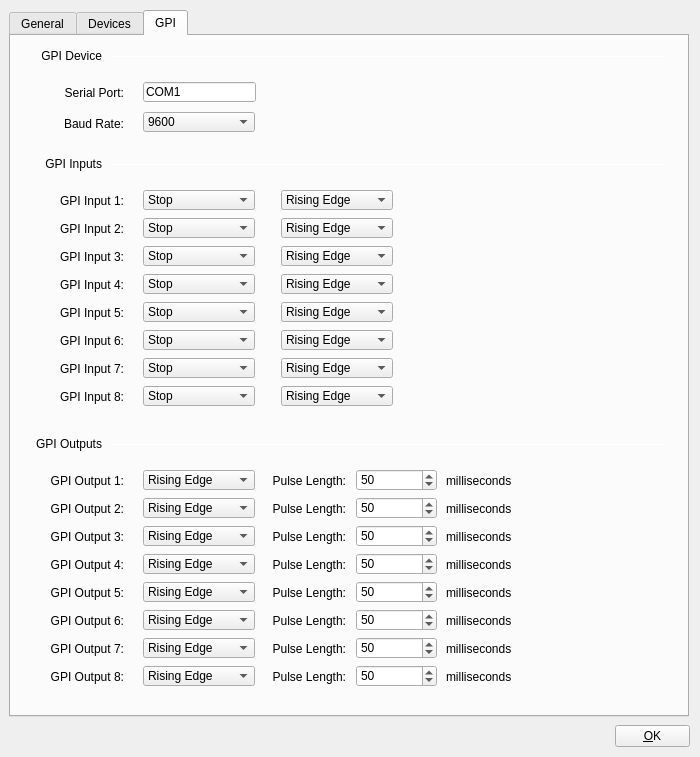
The window that trunk/Widgets/SettingsDialog.ui (cambell-prince/casparcg-client) describes before a commit, drawn with Qt 5.
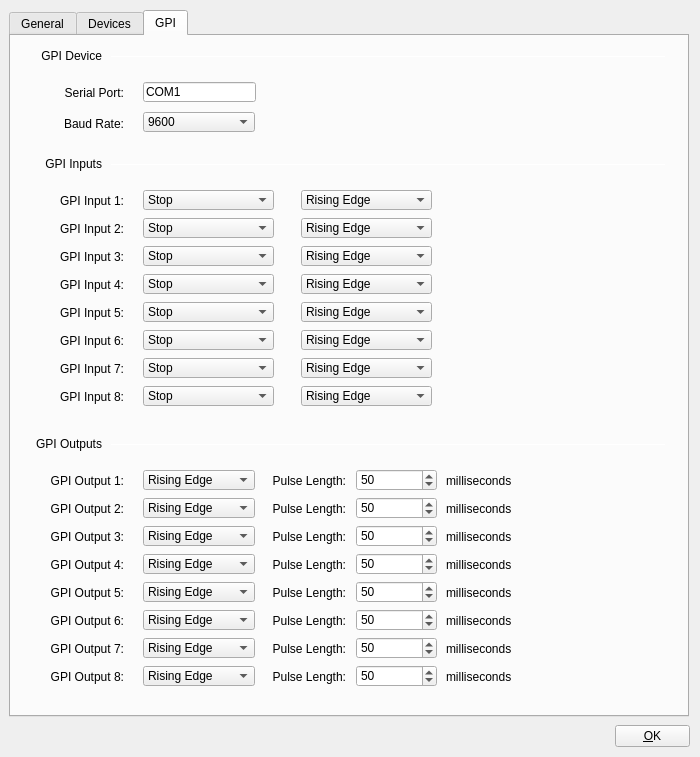
The same window after the commit. The open tabs and pages were chosen to show the change.

```diff
--- a/trunk/Widgets/SettingsDialog.ui
+++ b/trunk/Widgets/SettingsDialog.ui
@@ -551,7 +551,7 @@
       <rect>
        <x>132</x>
        <y>154</y>
-       <width>112</width>
+       <width>131</width>
        <height>20</height>
       </rect>
      </property>
@@ -617,7 +617,7 @@
       <rect>
        <x>132</x>
        <y>182</y>
-       <width>112</width>
+       <width>131</width>
        <height>20</height>
       </rect>
      </property>
@@ -686,7 +686,7 @@
       <rect>
        <x>132</x>
        <y>210</y>
-       <width>112</width>
+       <width>131</width>
        <height>20</height>
       </rect>
      </property>
@@ -755,7 +755,7 @@
       <rect>
        <x>132</x>
        <y>238</y>
-       <width>112</width>
+       <width>131</width>
        <height>20</height>
       </rect>
      </property>
@@ -824,7 +824,7 @@
       <rect>
        <x>132</x>
        <y>266</y>
-       <width>112</width>
+       <width>131</width>
        <height>20</height>
       </rect>
      </property>
@@ -893,7 +893,7 @@
       <rect>
        <x>132</x>
        <y>294</y>
-       <width>112</width>
+       <width>131</width>
        <height>20</height>
       </rect>
      </property>
@@ -962,7 +962,7 @@
       <rect>
        <x>132</x>
        <y>322</y>
-       <width>112</width>
+       <width>131</width>
        <height>20</height>
       </rect>
      </property>
@@ -1031,7 +1031,7 @@
       <rect>
        <x>132</x>
        <y>350</y>
-       <width>112</width>
+       <width>131</width>
        <height>20</height>
       </rect>
      </property>
@@ -1127,9 +1127,9 @@
     <widget class="QComboBox" name="comboBoxGpiVoltageChange1">
      <property name="geometry">
       <rect>
-       <x>270</x>
+       <x>290</x>
        <y>154</y>
-       <width>112</width>
+       <width>131</width>
        <height>20</height>
       </rect>
      </property>
@@ -1153,9 +1153,9 @@
     <widget class="QComboBox" name="comboBoxGpiVoltageChange2">
      <property name="geometry">
       <rect>
-       <x>270</x>
+       <x>290</x>
        <y>182</y>
-       <width>112</width>
+       <width>131</width>
        <height>20</height>
       </rect>
      </property>
@@ -1179,9 +1179,9 @@
     <widget class="QComboBox" name="comboBoxGpiVoltageChange3">
      <property name="geometry">
       <rect>
-       <x>270</x>
+       <x>290</x>
        <y>210</y>
-       <width>112</width>
+       <width>131</width>
        <height>20</height>
       </rect>
      </property>
@@ -1205,9 +1205,9 @@
     <widget class="QComboBox" name="comboBoxGpiVoltageChange4">
      <property name="geometry">
       <rect>
-       <x>270</x>
+       <x>290</x>
        <y>238</y>
-       <width>112</width>
+       <width>131</width>
        <height>20</height>
       </rect>
      </property>
@@ -1231,9 +1231,9 @@
     <widget class="QComboBox" name="comboBoxGpiVoltageChange5">
      <property name="geometry">
       <rect>
-       <x>270</x>
+       <x>290</x>
        <y>266</y>
-       <width>112</width>
+       <width>131</width>
        <height>20</height>
       </rect>
      </property>
@@ -1257,9 +1257,9 @@
     <widget class="QComboBox" name="comboBoxGpiVoltageChange6">
      <property name="geometry">
       <rect>
-       <x>270</x>
+       <x>290</x>
        <y>294</y>
-       <width>112</width>
+       <width>131</width>
        <height>20</height>
       </rect>
      </property>
@@ -1283,9 +1283,9 @@
     <widget class="QComboBox" name="comboBoxGpiVoltageChange7">
      <property name="geometry">
       <rect>
-       <x>270</x>
+       <x>290</x>
        <y>322</y>
-       <width>112</width>
+       <width>131</width>
        <height>20</height>
       </rect>
      </property>
@@ -1309,9 +1309,9 @@
     <widget class="QComboBox" name="comboBoxGpiVoltageChange8">
      <property name="geometry">
       <rect>
-       <x>270</x>
+       <x>290</x>
        <y>350</y>
-       <width>112</width>
+       <width>131</width>
        <height>20</height>
       </rect>
      </property>
```
Left out of the diff: 8 changed lines with no effect on the pictures.
